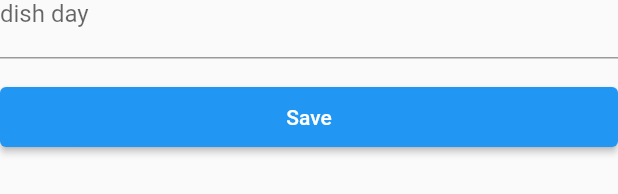
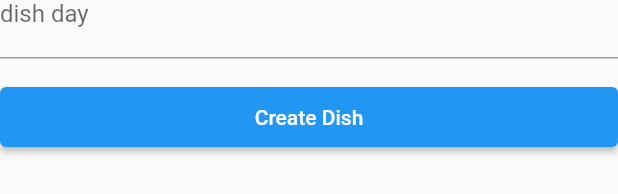
Before and after one commit to AAU-ASE-GroupC-WS2021/canteenMgmtFrontend, a Flutter app: the CreateDishForm widget shown alone on an empty page, opened directly, on a phone screen of 412 x 824 dp. Shown: the part 363-557 px from the top of the screen. Run offline on Flutter 3.47's test engine with Material 2 defaults, Android fonts, the phone set to English and light mode, and no system bars; our stand-ins replace beamer, get_it; missing offline and left inert: qr_code_scanner; network calls fail.

Commit message:
feat: added create dish form with validation

```diff
--- a/lib/widgets/create_dish_from.dart
+++ b/lib/widgets/create_dish_from.dart
@@ -4,10 +4,10 @@ import 'package:get_it/get_it.dart';
 import '../models/dish.dart';
 import 'package:flutter/material.dart';
 
+class CreateDishForm extends StatefulWidget {
+  const CreateDishForm(this.callback, {Key? key, this.dish}) : super(key: key);
 
-class CreateDishForm extends StatefulWidget {
-
-  const CreateDishForm(this.callback, {Key? key, this.dish}) : super(key: key);
+  // const CreateDishForm({Key? key, this.dish}) : super(key: key);
 
   final Dish? dish;
   final Function(Dish) callback;
@@ -17,7 +17,6 @@ class CreateDishForm extends StatefulWidget {
 }
 
 class _CreateDishFormState extends State<CreateDishForm> {
-
   final _formKey = GlobalKey<FormState>();
   static const spacing = 15.0;
   final controllerName = TextEditingController();
@@ -55,11 +54,12 @@ class _CreateDishFormState extends State<CreateDishForm> {
               hintText: 'Enter price of dish',
               labelText: 'price',
             ),
-            keyboardType: TextInputType.number,
+            keyboardType:
+                TextInputType.numberWithOptions(signed: false, decimal: true),
             validator: (value) => validateInputFloat(value, "dish price"),
             autovalidateMode: AutovalidateMode.onUserInteraction,
             inputFormatters: <TextInputFormatter>[
-              FilteringTextInputFormatter.digitsOnly,
+              FilteringTextInputFormatter.allow(RegExp(r'^\d+\.?\d{0,1}')),
             ],
             textInputAction: TextInputAction.next,
           ),
@@ -76,7 +76,7 @@ class _CreateDishFormState extends State<CreateDishForm> {
           ),
           const SizedBox(height: spacing),
           TextFormField(
-            controller: controllerType,
+            controller: controllerDishDay,
             decoration: const InputDecoration(
               hintText: 'Enter dish day',
               labelText: 'dish day',
@@ -88,15 +88,16 @@ class _CreateDishFormState extends State<CreateDishForm> {
           const SizedBox(height: spacing),
           ElevatedButton(
             style: ElevatedButton.styleFrom(
-              minimumSize: const Size.fromHeight(40), // fromHeight use double.infinity as width and 40 is the height
+              minimumSize: const Size.fromHeight(
+                  40,), // fromHeight use double.infinity as width and 40 is the height
             ),
             onPressed: () {
               // Validate returns true if the form is valid, or false otherwise.
-              // if (_formKey.currentState!.validate()) {
+              if (_formKey.currentState!.validate()) {
                 processInput();
-              // }
+              }
             },
-            child: const Text('Save'),
+            child: const Text('Create Dish'),
           ),
         ],
       ),
@@ -110,14 +111,14 @@ class _CreateDishFormState extends State<CreateDishForm> {
     return null;
   }
 
-  String? validateInputFloat(String? value, String label, {bool nonNegative = false}) {
+  String? validateInputFloat(String? value, String label,
+      {bool nonNegative = false,}) {
     String? notEmptyValidate = validateInputNotEmpty(value, label);
     if (notEmptyValidate == null) {
       num? result = num.tryParse(value!);
       if (result == null) {
         return '$label must be an float';
-      }
-      else if (nonNegative && result < 0) {
+      } else if (nonNegative && result < 0) {
         return '$label must not be negative';
       }
       return null;
@@ -132,8 +133,9 @@ class _CreateDishFormState extends State<CreateDishForm> {
       name: controllerName.value.text,
       type: controllerType.value.text,
       dishDay: controllerDishDay.value.text,
-      price: double.parse(controllerPrice.value.text),);
-    dishService.createDish(currentCanteenInput);
+      price: double.parse(controllerPrice.value.text),
+    );
+    // dishService.createDish(currentCanteenInput);
     widget.callback(currentCanteenInput);
   }
 }
```
Also changed, not shown: lib/screens/dish_service_demo.dart (+28 -18 lines).
